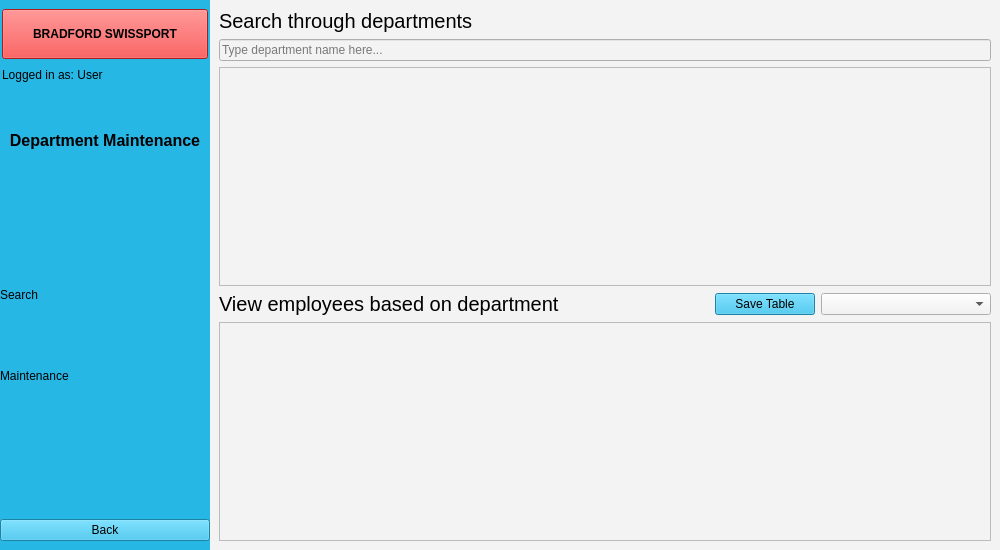
Before: the Qt Designer form EMS-App/departmentScreen.ui in elroydsouza/HR-ManagementSystem, drawn with Qt 5.
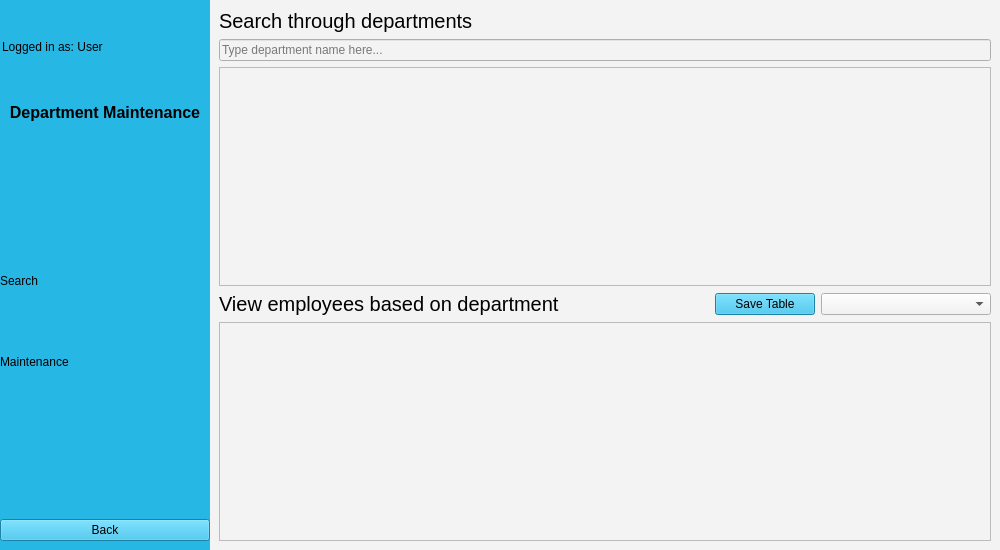
After: the same form once the commit is applied. Icons and pictures are not drawn.

Commit message: Changed department title name, changed employee level of access menu screen button text, changed employee level of access schedule button view current to be set down on opening

Diff of the .ui file:
```diff
--- a/EMS-App/departmentScreen.ui
+++ b/EMS-App/departmentScreen.ui
@@ -70,31 +70,7 @@
        </spacer>
       </item>
       <item>
-       <layout class="QHBoxLayout" name="horizontalLayout_10">
-        <item>
-         <spacer name="horizontalSpacer_8">
-          <property name="orientation">
-           <enum>Qt::Horizontal</enum>
-          </property>
-          <property name="sizeType">
-           <enum>QSizePolicy::Fixed</enum>
-          </property>
-          <property name="sizeHint" stdset="0">
-           <size>
-            <width>2</width>
-            <height>20</height>
-           </size>
-          </property>
-         </spacer>
-        </item>
-        <item>
          <widget class="QPushButton" name="btn_logo">
-          <property name="minimumSize">
-           <size>
-            <width>0</width>
-            <height>50</height>
-           </size>
-          </property>
           <property name="font">
            <font>
             <weight>75</weight>
@@ -102,30 +78,25 @@
            </font>
           </property>
           <property name="styleSheet">
-           <string notr="true">background-color: rgb(239, 41, 41);</string>
+         <string notr="true"/>
           </property>
           <property name="text">
-           <string>BRADFORD SWISSPORT</string>
-          </property>
-         </widget>
-        </item>
-        <item>
-         <spacer name="horizontalSpacer_9">
-          <property name="orientation">
-           <enum>Qt::Horizontal</enum>
-          </property>
-          <property name="sizeType">
-           <enum>QSizePolicy::Fixed</enum>
-          </property>
-          <property name="sizeHint" stdset="0">
-           <size>
-            <width>2</width>
-            <height>20</height>
-           </size>
-          </property>
-         </spacer>
-        </item>
-       </layout>
+         <string/>
+        </property>
+        <property name="icon">
+         <iconset>
+          <normaloff>../../Bradford_Swissport_logo.png</normaloff>../../Bradford_Swissport_logo.png</iconset>
+        </property>
+        <property name="iconSize">
+         <size>
+          <width>198</width>
+          <height>48</height>
+         </size>
+        </property>
+        <property name="flat">
+         <bool>true</bool>
+        </property>
+       </widget>
       </item>
       <item>
        <layout class="QHBoxLayout" name="horizontalLayout_12">
```
Left out of the diff: 2 changed lines with no effect on the pictures. Lines whose indentation alone changed are shown as unchanged. The commit also changes 16 other files.
